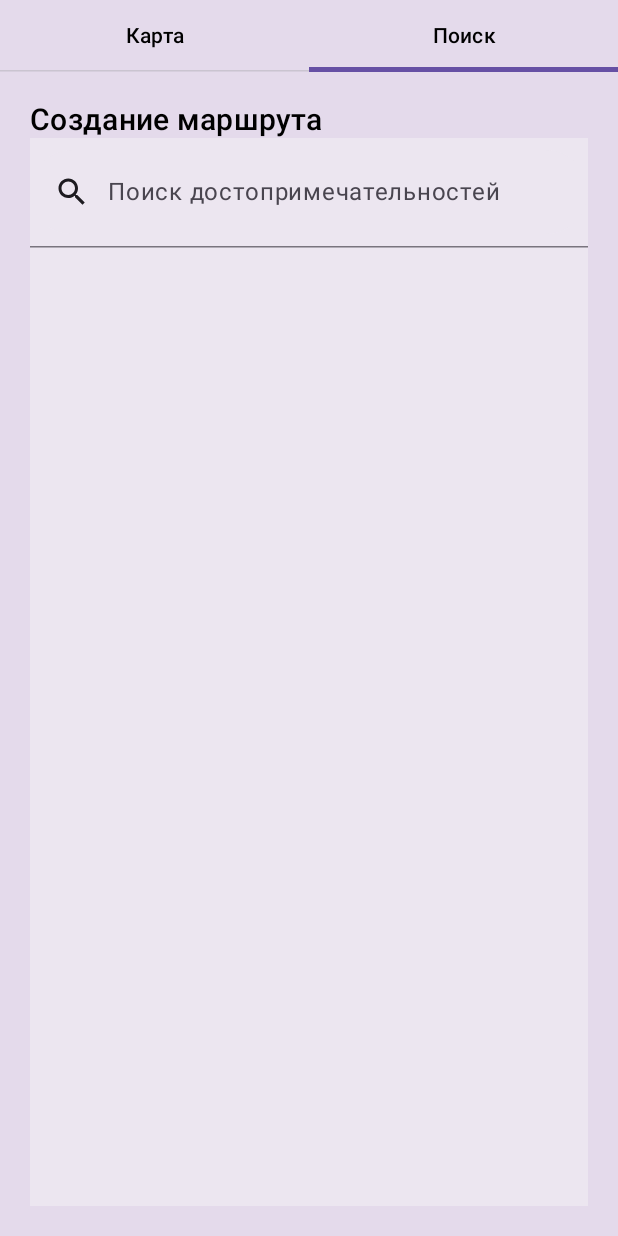
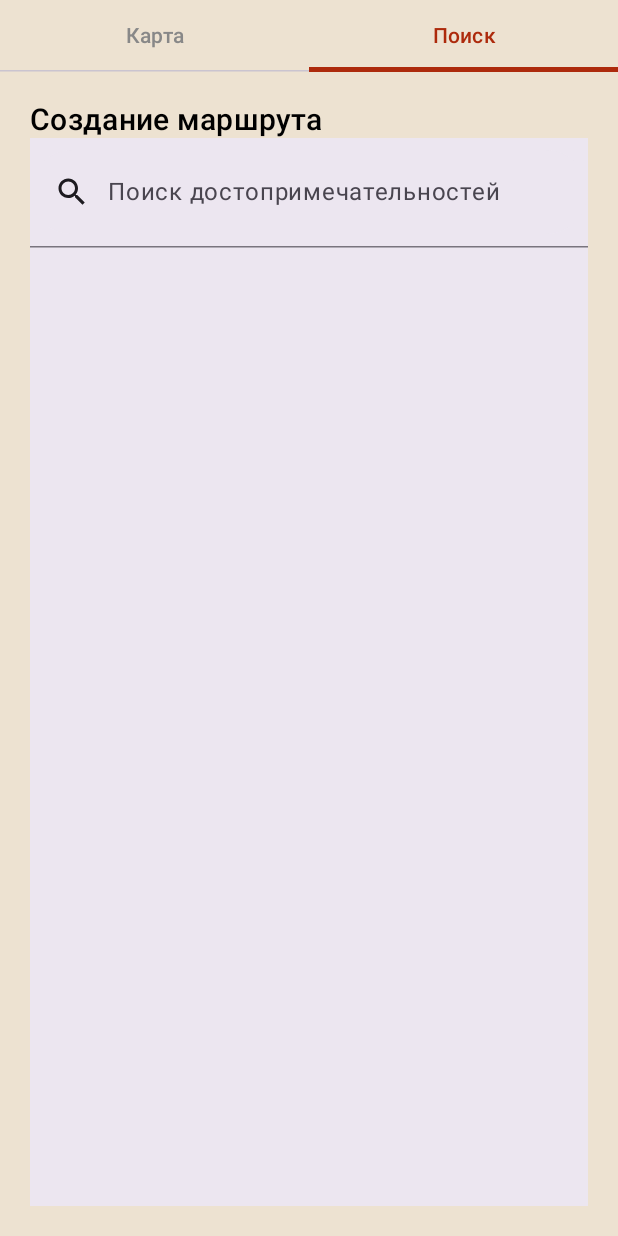
Before and after one commit to dariamorel/Moscow-Tourist-Guide, an Android app built with Jetpack Compose: the screen it shows after launch (MainActivity), on a phone screen of 412 x 824 dp. Run offline under Robolectric (Android 15) with nearby library versions, the phone set to English and light mode, and no system bars; libraries missing offline, so code that uses them is left out: org.osmdroid.util; 8 statements that could not run were skipped.

Commit message:
Изменен фон и цвета кнопок

```diff
--- a/frontend/app/src/main/java/com/example/touristguide/presentation/ui/components/ChooseSightsMapScreen.kt
+++ b/frontend/app/src/main/java/com/example/touristguide/presentation/ui/components/ChooseSightsMapScreen.kt
@@ -10,6 +10,7 @@ import androidx.compose.foundation.layout.size
 import androidx.compose.foundation.shape.RoundedCornerShape
 import androidx.compose.material3.Button
 import androidx.compose.material3.ButtonColors
+import androidx.compose.material3.ButtonDefaults
 import androidx.compose.material3.MaterialTheme
 import androidx.compose.material3.Text
 import androidx.compose.runtime.Composable
@@ -58,6 +59,7 @@ fun ChooseSightsMapScreen(
         Button(
             onClick = {},
             modifier = Modifier.align(Alignment.End),
+            colors = ButtonDefaults.buttonColors(containerColor = MaterialTheme.colorScheme.primaryContainer)
         ) {
             Text(
                 text = "Создать маршрут",
--- a/frontend/app/src/main/java/com/example/touristguide/presentation/ui/components/ChooseSightsScreen.kt
+++ b/frontend/app/src/main/java/com/example/touristguide/presentation/ui/components/ChooseSightsScreen.kt
@@ -5,10 +5,13 @@ import androidx.compose.foundation.layout.statusBarsPadding
 import androidx.compose.foundation.pager.HorizontalPager
 import androidx.compose.foundation.pager.rememberPagerState
 import androidx.compose.material3.Button
+import androidx.compose.material3.ButtonDefaults
 import androidx.compose.material3.MaterialTheme
 import androidx.compose.material3.Scaffold
 import androidx.compose.material3.Tab
 import androidx.compose.material3.TabRow
+import androidx.compose.material3.TabRowDefaults
+import androidx.compose.material3.TabRowDefaults.tabIndicatorOffset
 import androidx.compose.material3.Text
 import androidx.compose.runtime.Composable
 import androidx.compose.runtime.getValue
@@ -20,6 +23,7 @@ import androidx.compose.ui.Modifier
 import androidx.compose.ui.graphics.Color
 import com.example.touristguide.presentation.viewModel.MapViewModel
 import com.example.touristguide.presentation.viewModel.SightsViewModel
+import com.example.touristguide.ui.theme.Orange
 import kotlinx.coroutines.launch
 
 private enum class Tabs(val option: String) {
@@ -42,7 +46,14 @@ fun ChooseSightsScreen(
             TabRow(
                 selectedTabIndex = pagerState.currentPage,
                 containerColor = Color.Transparent,
-                modifier = Modifier.statusBarsPadding()
+                contentColor = MaterialTheme.colorScheme.primaryContainer,
+                modifier = Modifier.statusBarsPadding(),
+                indicator = { tabPositions ->
+                    TabRowDefaults.SecondaryIndicator(
+                        modifier = Modifier.tabIndicatorOffset(tabPositions[pagerState.currentPage]),
+                        color = MaterialTheme.colorScheme.primaryContainer
+                    )
+                }
             ) {
                 Tabs.entries.forEachIndexed { index, tab ->
                     Tab(
@@ -52,7 +63,9 @@ fun ChooseSightsScreen(
                                 pagerState.animateScrollToPage(index)
                             }
                         },
-                        text = { Text(tab.option, color = MaterialTheme.colorScheme.onBackground) }
+                        selectedContentColor = MaterialTheme.colorScheme.primaryContainer,
+                        unselectedContentColor = Color.Gray,
+                        text = { Text(tab.option) }
                     )
                 }
             }
@@ -76,6 +89,7 @@ fun ChooseSightsScreen(
                             }
                         },
                         modifier = modifier,
+                        colors = ButtonDefaults.buttonColors(containerColor = MaterialTheme.colorScheme.primaryContainer)
                     ) {
                         Text(
                             text = buttonText,
@@ -95,6 +109,7 @@ fun ChooseSightsScreen(
                             }
                         },
                         modifier = modifier,
+                        colors = ButtonDefaults.buttonColors(containerColor = MaterialTheme.colorScheme.primaryContainer)
                     ) {
                         Text(
                             text = buttonText,
--- a/frontend/app/src/main/java/com/example/touristguide/presentation/ui/components/ChooseSightsSearchScreen.kt
+++ b/frontend/app/src/main/java/com/example/touristguide/presentation/ui/components/ChooseSightsSearchScreen.kt
@@ -13,6 +13,7 @@ import androidx.compose.foundation.lazy.LazyColumn
 import androidx.compose.material.icons.Icons
 import androidx.compose.material.icons.filled.Search
 import androidx.compose.material3.Button
+import androidx.compose.material3.ButtonDefaults
 import androidx.compose.material3.ExperimentalMaterial3Api
 import androidx.compose.material3.Icon
 import androidx.compose.material3.MaterialTheme
@@ -99,6 +100,7 @@ fun ChooseSightsSearchScreen(
             modifier = Modifier
                 .padding(20.dp)
                 .align(Alignment.End),
+            colors = ButtonDefaults.buttonColors(containerColor = MaterialTheme.colorScheme.primaryContainer)
         ) {
             Text(
                 text = "Создать маршрут",
--- a/frontend/app/src/main/java/com/example/touristguide/ui/theme/Color.kt
+++ b/frontend/app/src/main/java/com/example/touristguide/ui/theme/Color.kt
@@ -10,4 +10,5 @@ val Purple40 = Color(0xFF6650a4)
 val PurpleGrey40 = Color(0xFF625b71)
 val Pink40 = Color(0xFF7D5260)
 val LightYellow = Color(0xfffffff2)
-val DarkPurple = Color(0xffe4daeb)
+val DarkPurple = Color(0xffede2d1)
+val Orange = Color(0xffad2a0c)
--- a/frontend/app/src/main/java/com/example/touristguide/ui/theme/Theme.kt
+++ b/frontend/app/src/main/java/com/example/touristguide/ui/theme/Theme.kt
@@ -19,7 +19,8 @@ private val DarkColorScheme = darkColorScheme(
     surfaceContainer = LightYellow,
     background = DarkPurple,
     onPrimary = Color.White,
-    onBackground = Color.Black
+    onBackground = Color.Black,
+    primaryContainer = Orange
 )
 
 private val LightColorScheme = lightColorScheme(
@@ -29,7 +30,8 @@ private val LightColorScheme = lightColorScheme(
     surfaceContainer = LightYellow,
     background = DarkPurple,
     onPrimary = Color.White,
-    onBackground = Color.Black
+    onBackground = Color.Black,
+    primaryContainer = Orange
 
     /* Other default colors to override
     background = Color(0xFFFFFBFE),
```
